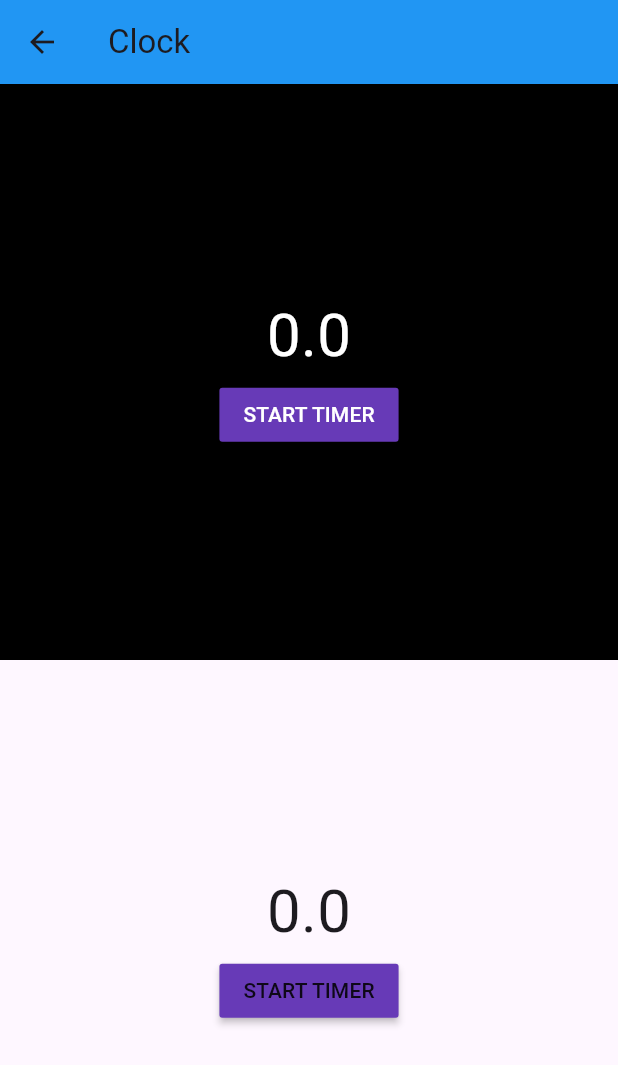
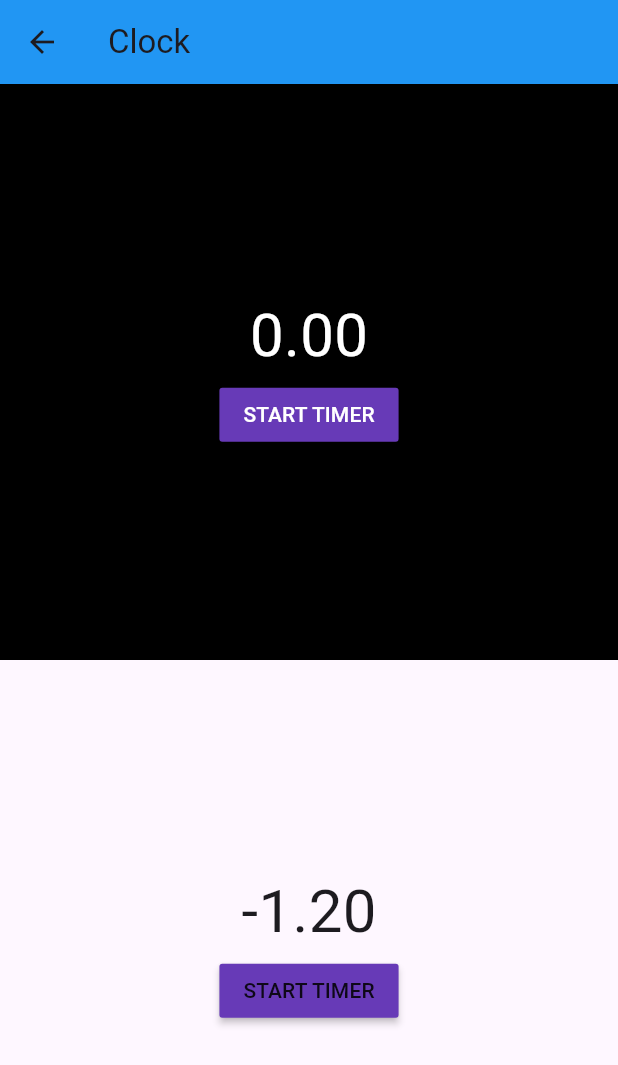
Before and after one commit to GFerhat/chess_clock, a Flutter app: the GamePage screen opened directly, after a tap on "START TIMER", on a phone screen of 412 x 824 dp. Shown: the top 1065 px of the screen. Run offline on Flutter 3.47's test engine with Material 3 defaults, Android fonts, the phone set to English and light mode, and no system bars; our stand-ins replace flutter_riverpod.

Commit message:
refactor: implement Riverpod state management for time handling, update GamePage and TimeGridView, and restructure TimeNotifier

```diff
--- a/lib/gui/game_page.dart
+++ b/lib/gui/game_page.dart
@@ -1,4 +1,4 @@
-import 'package:chess_clock/state/time_state.dart';
+import 'package:chess_clock/state/time_state_notifier.dart';
 import 'package:flutter/material.dart';
 import 'package:flutter_riverpod/flutter_riverpod.dart';
 
@@ -8,10 +8,15 @@ class GamePage extends ConsumerWidget {
   @override
   Widget build(BuildContext context, WidgetRef ref) {
     final timeState = ref.watch(timeProvider);
+    final timeNotifier = ref.read(timeProvider.notifier);
 
-    return Scaffold(
+    return PopScope(
+      onPopInvokedWithResult: (didPop, result) => {timeNotifier.reset()},
+      child: Scaffold(
         appBar: AppBar(backgroundColor: Colors.blue, title: Text('Clock')),
-      body: Column(
+        body: Stack(
+          children: [
+            Column(
               crossAxisAlignment:
                   CrossAxisAlignment.stretch, // full width horizontally
               children: [
@@ -23,12 +28,12 @@ class GamePage extends ConsumerWidget {
                       mainAxisAlignment: MainAxisAlignment.center,
                       children: [
                         Text(
-                    '${timeState.time}',
+                          timeState.timeBlack.time.toStringAsFixed(2),
                           style: TextStyle(fontSize: 40, color: Colors.white),
                         ),
                         MaterialButton(
                           onPressed: () {
-                      ref.read(timeProvider.notifier).startTimer();
+                            ref.read(timeProvider.notifier).toggleRunTime();
                           },
                           color: Colors.deepPurple,
                           child: Text(
@@ -46,10 +51,13 @@ class GamePage extends ConsumerWidget {
                     child: Column(
                       mainAxisAlignment: MainAxisAlignment.center,
                       children: [
-                  Text('${timeState.time}', style: TextStyle(fontSize: 40)),
+                        Text(
+                          timeState.timeWhite.time.toStringAsFixed(2),
+                          style: TextStyle(fontSize: 40),
+                        ),
                         MaterialButton(
                           onPressed: () {
-                      ref.read(timeProvider.notifier).startTimer();
+                            ref.read(timeProvider.notifier).toggleRunTime();
                           },
                           color: Colors.deepPurple,
                           child: Text('START TIMER'),
@@ -60,6 +68,16 @@ class GamePage extends ConsumerWidget {
                 ),
               ],
             ),
+            if (!timeState.init)
+              Center(
+                child: FilledButton(
+                  onPressed: timeNotifier.startTimerBlack,
+                  child: Text('Start'),
+                ),
+              ),
+          ],
+        ),
+      ),
     );
   }
 }
--- a/lib/state/time.dart
+++ b/lib/state/time.dart
@@ -2,5 +2,9 @@ class Time {
   final double time;
   final bool runTime;
 
-  Time(this.time, {this.runTime = false});
+  Time({required this.time, required this.runTime});
+
+  Time copyWith({double? time, bool? runTime}) {
+    return Time(time: time ?? this.time, runTime: runTime ?? this.runTime);
+  }
 }
--- a/lib/state/time_state.dart
+++ b/lib/state/time_state.dart
@@ -1,44 +1,21 @@
-import 'dart:async';
 import 'package:chess_clock/state/time.dart';
-import 'package:flutter_riverpod/flutter_riverpod.dart';
 
-final timeProvider = NotifierProvider<TimeNotifier, Time>(() => TimeNotifier());
+class TimeState {
+  final Time timeBlack;
+  final Time timeWhite;
+  final bool init;
 
-class TimeNotifier extends Notifier<Time> {
-  Timer? _timer;
+  TimeState({
+    required this.timeBlack,
+    required this.timeWhite,
+    required this.init,
+  });
 
-  @override
-  Time build() => Time(0); // default time
-
-  void setTime(double newTime) {
-    state = Time(newTime, runTime: state.runTime);
+  TimeState copyWith({Time? timeBlack, Time? timeWhite, bool? init}) {
+    return TimeState(
+      init: init ?? this.init,
+      timeBlack: timeBlack ?? this.timeBlack,
+      timeWhite: timeWhite ?? this.timeWhite,
+    );
   }
-
-  void startTimer() {
-    if (_timer == null) return;
-    _timer = Timer.periodic(const Duration(milliseconds: 10), (timer) {
-      if (!state.runTime) {
-        state = Time(state.time - 0.01, runTime: true);
-      }
-    });
-  }
-
-  void stopTimer() {
-    _timer?.cancel();
-    _timer = null;
-    state = Time(state.time, runTime: false);
-  }
-
-  void toggleRunTime() {
-    state = Time(state.time, runTime: !state.runTime);
-  }
-
-  final Map<String, double> timePresets = {
-    'bulletOneMin': 60,
-    'bulletTwoMin': 120,
-    'blitzThreeMin': 180,
-    'blitzFiveMin': 300,
-    'rapidTenMin': 600,
-    'rapid15Min': 900,
-  };
 }
--- /dev/null
+++ b/lib/state/time_state_notifier.dart
@@ -0,0 +1,100 @@
+import 'dart:async';
+import 'package:chess_clock/state/time.dart';
+import 'package:chess_clock/state/time_state.dart';
+import 'package:flutter_riverpod/flutter_riverpod.dart';
+
+final timeProvider = NotifierProvider<TimeNotifier, TimeState>(
+  () => TimeNotifier(),
+);
+
+class TimeNotifier extends Notifier<TimeState> {
+  Timer? _timerWhite;
+  Timer? _timerBlack;
+
+  @override
+  TimeState build() => TimeState(
+    timeBlack: Time(time: 0, runTime: false),
+    timeWhite: Time(time: 0, runTime: false),
+    init: false,
+  ); // default time
+
+  void setTime(double newTime) {
+    setTimeWhite(newTime);
+    setTimeBlack(newTime);
+  }
+
+  void setTimeBlack(double newTime) {
+    state = state.copyWith(timeBlack: state.timeBlack.copyWith(time: newTime));
+  }
+
+  void setTimeWhite(double newTime) {
+    state = state.copyWith(timeWhite: state.timeWhite.copyWith(time: newTime));
+  }
+
+  void startTimerWhite() {
+    if (state.init == false) {
+      state = state.copyWith(init: true);
+    }
+    _timerWhite = Timer.periodic(const Duration(milliseconds: 10), (timer) {
+      state = state.copyWith(
+        timeWhite: state.timeWhite.copyWith(
+          time: state.timeWhite.time - 0.01,
+          runTime: true,
+        ),
+      );
+    });
+  }
+
+  void startTimerBlack() {
+    if (state.init == false) {
+      state = state.copyWith(init: true);
+    }
+    _timerBlack = Timer.periodic(const Duration(milliseconds: 10), (timer) {
+      state = state.copyWith(
+        timeBlack: state.timeBlack.copyWith(
+          time: state.timeBlack.time - 0.01,
+          runTime: true,
+        ),
+      );
+    });
+  }
+
+  void stopTimerWhite() {
+    _timerWhite?.cancel();
+    state = state.copyWith(timeWhite: state.timeWhite.copyWith(runTime: false));
+  }
+
+  void stopTimerBlack() {
+    _timerBlack?.cancel();
+    state = state.copyWith(timeBlack: state.timeBlack.copyWith(runTime: false));
+  }
+
+  void toggleRunTime() {
+    if (state.timeWhite.runTime) {
+      stopTimerWhite();
+      startTimerBlack();
+    } else {
+      stopTimerBlack();
+      startTimerWhite();
+    }
+  }
+
+  void reset() {
+    state = TimeState(
+      timeBlack: Time(time: 0, runTime: false),
+      timeWhite: Time(time: 0, runTime: false),
+      init: false,
+    );
+    _timerBlack = null;
+    _timerWhite = null;
+  }
+
+  final Map<String, double> timePresets = {
+    'bulletOneMin': 60,
+    'bulletTwoMin': 120,
+    'blitzThreeMin': 180,
+    'blitzFiveMin': 300,
+    'rapidTenMin': 600,
+    'rapid15Min': 900,
+  };
+}
```
Also changed, not shown: lib/gui/time_gridview.dart (+4 -4 lines). Lines whose indentation alone changed are shown as unchanged.
